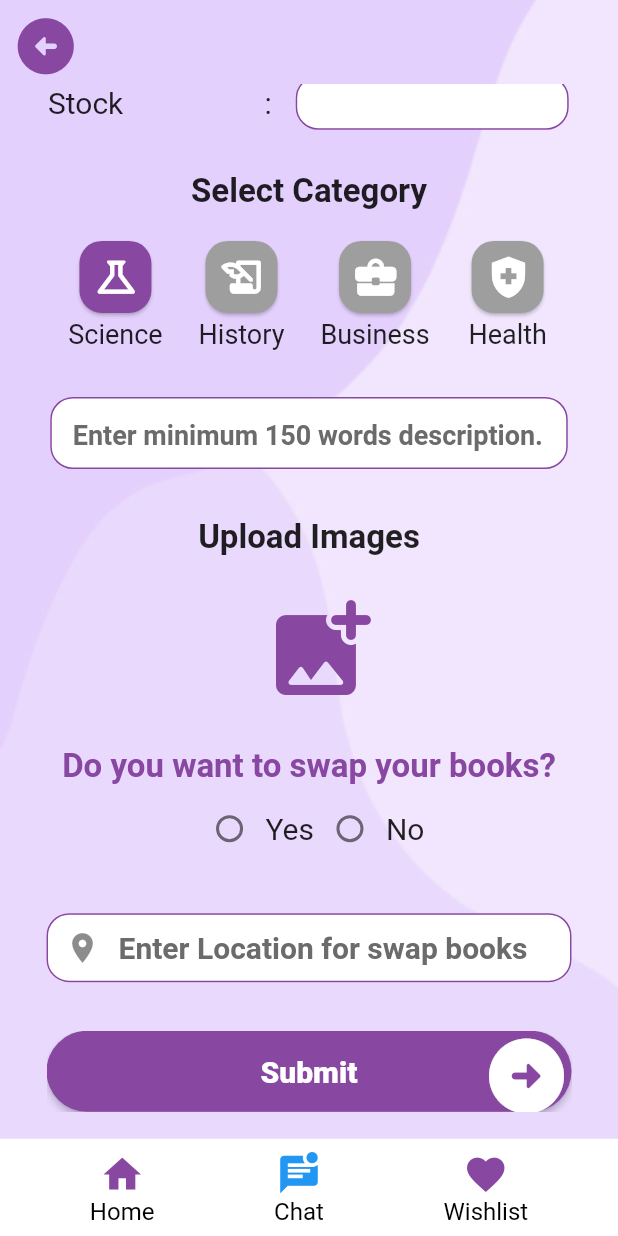
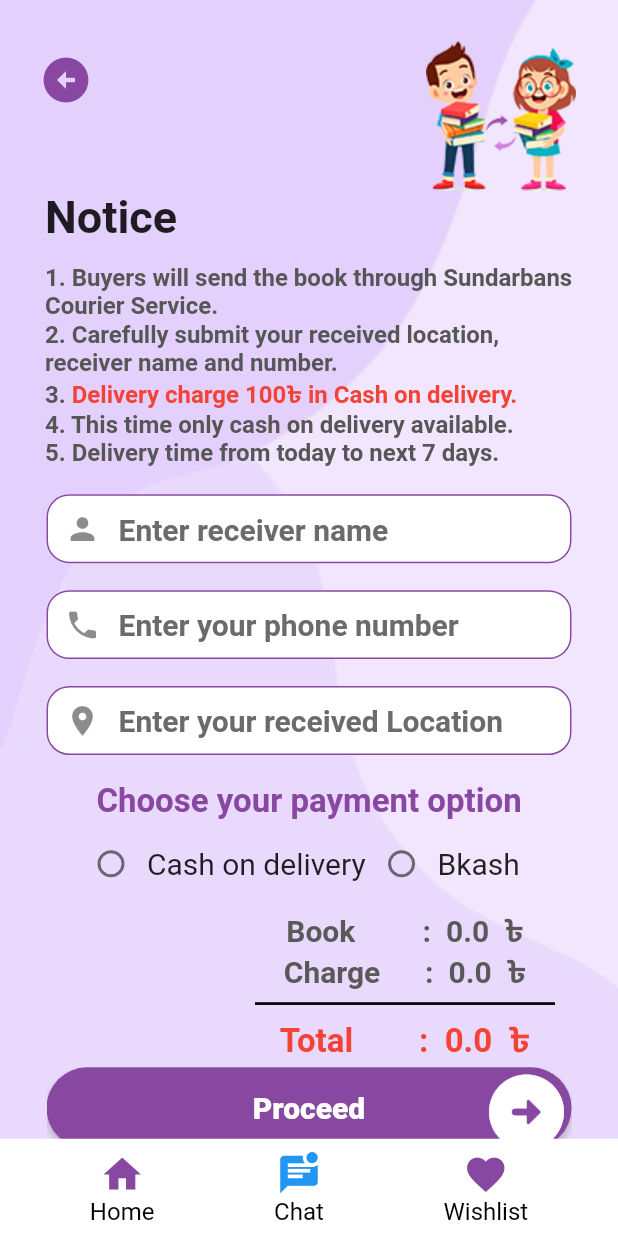
Before and after one commit to Hrkjawad/bookbin, a Flutter app: the BookListing screen opened directly, scrolled down 497 dp, after a tap on "Submit", on a phone screen of 412 x 824 dp. Run offline on Flutter 3.47's test engine with Material 3 defaults, Android fonts, the phone set to English and light mode, and no system bars; our stand-ins replace device_preview, flutter_screenutil, get, smooth_page_indicator.

Commit message:
buy books page done

```diff
--- a/lib/screens/other_ui/book_listing.dart
+++ b/lib/screens/other_ui/book_listing.dart
@@ -1,12 +1,14 @@
+import 'package:BookBin/screens/other_ui/buy_books.dart';
 import 'package:BookBin/screens/widgets/book_details_textform.dart';
 import 'package:BookBin/screens/widgets/bottom_nav.dart';
-import 'package:BookBin/screens/widgets/elevatedbutton_customised.dart';
+import 'package:BookBin/screens/widgets/icon_elevatedbutton.dart';
 import 'package:BookBin/screens/widgets/screen_background.dart';
 import 'package:BookBin/utilitis/app_main_color.dart';
 import 'package:flutter/material.dart';
 import 'package:flutter_screenutil/flutter_screenutil.dart';
 import 'package:get/get.dart';
 import '../widgets/Categories/categories_booklisting_select.dart';
+import '../widgets/radio_button.dart';
 import '../widgets/textformfield_customized.dart';
 
 class BookListing extends StatefulWidget {
@@ -17,8 +19,6 @@ class BookListing extends StatefulWidget {
 }
 
 class _BookListingState extends State<BookListing> {
-  bool? _isSelected;
-
   @override
   Widget build(BuildContext context) {
     return Scaffold(
@@ -28,16 +28,15 @@ class _BookListingState extends State<BookListing> {
           backgroundColor: Colors.transparent,
           elevation: 0,
           leading: IconButton(
-          onPressed: (){
+            onPressed: () {
               Get.back();
             },
-          icon:  Icon(
+            icon: Icon(
               Icons.arrow_circle_left_rounded,
               size: 45.w,
               color: AppMainColor.primaryColor,
             ),
-        )
-      ),
+          )),
       body: ScreenBackground(
         child: SafeArea(
           child: SingleChildScrollView(
@@ -113,36 +112,12 @@ class _BookListingState extends State<BookListing> {
                 SizedBox(
                   height: 5.h,
                 ),
-                Row(
-                  mainAxisAlignment: MainAxisAlignment.center,
-                  children: [
-                    Radio(
-                      value: true,
-                      groupValue: _isSelected,
-                      onChanged: (value) {
-                        setState(() {
-                          _isSelected = value;
-                        });
-                      },
+                Padding(
+                  padding: EdgeInsets.only(left: 125.w),
+                  child: const RadioButton(
+                    nameOption1: 'Yes',
+                    nameOption2: 'No',
                   ),
-                    Text(
-                      'Yes',
-                      style: TextStyle(fontSize: 20.sp),
-                    ),
-                    Radio(
-                      value: false,
-                      groupValue: _isSelected,
-                      onChanged: (value) {
-                        setState(() {
-                          _isSelected = value;
-                        });
-                      },
-                    ),
-                    Text(
-                      'No',
-                      style: TextStyle(fontSize: 20.sp),
-                    ),
-                  ],
                 ),
                 SizedBox(
                   height: 36.h,
@@ -154,17 +129,11 @@ class _BookListingState extends State<BookListing> {
                 SizedBox(
                   height: 36.h,
                 ),
-                Stack(
-                  children: [
-                    ElevatedButtonCustomised(onPressed: () {}, text: "Submit"),
-                    Positioned(
-                        right: 0,
-                        child: Icon(
-                          Icons.arrow_circle_right_rounded,
-                          size: 60.w,
-                          color: Colors.white,
-                        ))
-                  ],
+                IconElevatedButton(
+                  text: "Submit",
+                  onPressed: () {
+                    Get.to(const BuyBooks());
+                  },
                 ),
                 SizedBox(
                   height: 20.h,
@@ -196,7 +165,7 @@ TextFormField get descriptionTextField {
         ),
         enabledBorder: OutlineInputBorder(
           borderRadius: BorderRadius.circular(15.w),
-          borderSide:  BorderSide(
+          borderSide: BorderSide(
             color: AppMainColor.primaryColor,
           ),
         ),
--- /dev/null
+++ b/lib/screens/other_ui/buy_books.dart
@@ -0,0 +1,180 @@
+import 'package:BookBin/screens/widgets/bottom_nav.dart';
+import 'package:BookBin/screens/widgets/screen_background.dart';
+import 'package:BookBin/screens/widgets/textformfield_customized.dart';
+import 'package:BookBin/utilitis/app_main_color.dart';
+import 'package:flutter/material.dart';
+import 'package:flutter_screenutil/flutter_screenutil.dart';
+import 'package:get/get.dart';
+
+import '../widgets/backbutton_with_logo.dart';
+import '../widgets/icon_elevatedbutton.dart';
+import '../widgets/radio_button.dart';
+
+class BuyBooks extends StatefulWidget {
+  const BuyBooks({super.key});
+
+  @override
+  State<BuyBooks> createState() => _BuyBooksState();
+}
+
+class _BuyBooksState extends State<BuyBooks> {
+  late double bookPrice = 0;
+  late double chargePrice = 0;
+  late double totalPrice = 0;
+
+  @override
+  Widget build(BuildContext context) {
+    return Scaffold(
+      body: ScreenBackground(
+        child: SingleChildScrollView(
+          child: Column(
+            crossAxisAlignment: CrossAxisAlignment.start,
+            children: [
+              const BackButtonAndLogo(),
+              Padding(
+                padding: EdgeInsets.only(left: 30.w),
+                child: Text(
+                  "Notice",
+                  style: TextStyle(
+                    fontWeight: FontWeight.w700,
+                    fontSize: 30.sp,
+                  ),
+                ),
+              ),
+              SizedBox(
+                height: 15.h,
+              ),
+              Padding(
+                padding: EdgeInsets.only(left: 30.w, right: 30.w),
+                child: RichText(
+                  text: TextSpan(
+                      text:
+                          "1. Buyers will send the book through Sundarbans Courier Service.\n2. Carefully submit your received location, receiver name and number.\n3. ",
+                      style: TextStyle(
+                        fontSize: 16.sp,
+                        fontWeight: FontWeight.w700,
+                        color: const Color(0xff565656),
+                      ),
+                      children: [
+                        TextSpan(
+                          text: "Delivery charge 100৳ in Cash on delivery.\n",
+                          style: TextStyle(
+                              fontSize: 16.sp,
+                              fontWeight: FontWeight.w700,
+                              color: Colors.red),
+                        ),
+                        TextSpan(
+                          text:
+                              "4. This time only cash on delivery available.\n5. Delivery time from today to next 7 days.",
+                          style: TextStyle(
+                            fontSize: 16.sp,
+                            fontWeight: FontWeight.w700,
+                            color: const Color(0xff565656),
+                          ),
+                        ),
+                      ]),
+                ),
+              ),
+              SizedBox(
+                height: 20.h,
+              ),
+              const TextFormFieldCustomized(
+                  hintText: "Enter receiver name",
+                  icon: Icon(Icons.person),
+                  keyboardType: TextInputType.text),
+              SizedBox(
+                height: 20.h,
+              ),
+              const TextFormFieldCustomized(
+                  hintText: "Enter your phone number",
+                  icon: Icon(Icons.phone),
+                  keyboardType: TextInputType.number),
+              SizedBox(
+                height: 20.h,
+              ),
+              const TextFormFieldCustomized(
+                  hintText: "Enter your received Location",
+                  icon: Icon(Icons.location_on),
+                  keyboardType: TextInputType.text),
+              SizedBox(
+                height: 20.h,
+              ),
+              Center(
+                child: Text(
+                  "Choose your payment option",
+                  style: TextStyle(
+                      fontWeight: FontWeight.w700,
+                      fontSize: 22.sp,
+                      color: AppMainColor.primaryColor),
+                ),
+              ),
+              SizedBox(
+                height: 5.h,
+              ),
+              Padding(
+                padding: EdgeInsets.only(left: 50.w),
+                child: const RadioButton(
+                  nameOption1: 'Cash on delivery',
+                  nameOption2: 'Bkash',
+                ),
+              ),
+              SizedBox(
+                height: 8.h,
+              ),
+              Padding(
+                padding: EdgeInsets.only(left: 170.w),
+                child: Column(
+                  children: [
+                    Text(
+                      "Book         :  $bookPrice  ৳",
+                      style: TextStyle(
+                        fontSize: 20.sp,
+                        fontWeight: FontWeight.w700,
+                        color: const Color(0xff595959),
+                      ),
+                    ),
+                    Text(
+                      "Charge      :  $chargePrice  ৳",
+                      style: TextStyle(
+                        fontSize: 20.sp,
+                        fontWeight: FontWeight.w700,
+                        color: const Color(0xff595959),
+                      ),
+                    ),
+                    SizedBox(
+                      width: 200.w,
+                      child: Divider(
+                        thickness: 2.h,
+                        color: Colors.black,
+                      ),
+                    ),
+                    Text(
+                      "Total        :  $totalPrice  ৳",
+                      style: TextStyle(
+                        fontSize: 22.sp,
+                        fontWeight: FontWeight.w700,
+                        color: Colors.red,
+                      ),
+                    ),
+                  ],
+                ),
+              ),
+              SizedBox(
+                height: 5.h,
+              ),
+              Center(
+                child: IconElevatedButton(
+                  text: "Proceed",
+                  onPressed: () {
+                    //Get.to(const BuyBooks());
+                  },
+                ),
+              ),
+            ],
+          ),
+        ),
+      ),
+      bottomNavigationBar: const BottomNav(),
+    );
+  }
+}
--- /dev/null
+++ b/lib/screens/widgets/icon_elevatedbutton.dart
@@ -0,0 +1,26 @@
+import 'package:flutter/material.dart';
+import 'package:flutter_screenutil/flutter_screenutil.dart';
+import 'elevatedbutton_customised.dart';
+class IconElevatedButton extends StatelessWidget {
+  const IconElevatedButton({super.key, required this.text, required this.onPressed});
+  final String text;
+  final VoidCallback onPressed;
+
+  @override
+  Widget build(BuildContext context) {
+    return Stack(
+      children: [
+        ElevatedButtonCustomised(
+            onPressed: onPressed,
+            text: text),
+        Positioned(
+            right: 0,
+            child: Icon(
+              Icons.arrow_circle_right_rounded,
+              size: 60.w,
+              color: Colors.white,
+            ))
+      ],
+    );
+  }
+}
--- /dev/null
+++ b/lib/screens/widgets/radio_button.dart
@@ -0,0 +1,49 @@
+import 'package:flutter/material.dart';
+import 'package:flutter_screenutil/flutter_screenutil.dart';
+class RadioButton extends StatefulWidget {
+  final String nameOption1, nameOption2;
+
+  const RadioButton({super.key, required this.nameOption1, required this.nameOption2});
+
+  @override
+  State<RadioButton> createState() => _RadioButtonState();
+}
+
+class _RadioButtonState extends State<RadioButton> {
+
+  bool? _isSelected;
+
+  @override
+  Widget build(BuildContext context) {
+    return Row(
+      children: [
+        Radio(
+          value: true,
+          groupValue: _isSelected,
+          onChanged: (value) {
+            setState(() {
+              _isSelected = value;
+            });
+          },
+        ),
+        Text(
+          widget.nameOption1,
+          style: TextStyle(fontSize: 20.sp),
+        ),
+        Radio(
+          value: false,
+          groupValue: _isSelected,
+          onChanged: (value) {
+            setState(() {
+              _isSelected = value;
+            });
+          },
+        ),
+        Text(
+          widget.nameOption2,
+          style: TextStyle(fontSize: 20.sp),
+        ),
+      ],
+    );
+  }
+}
```
Lines whose indentation alone changed are shown as unchanged.
